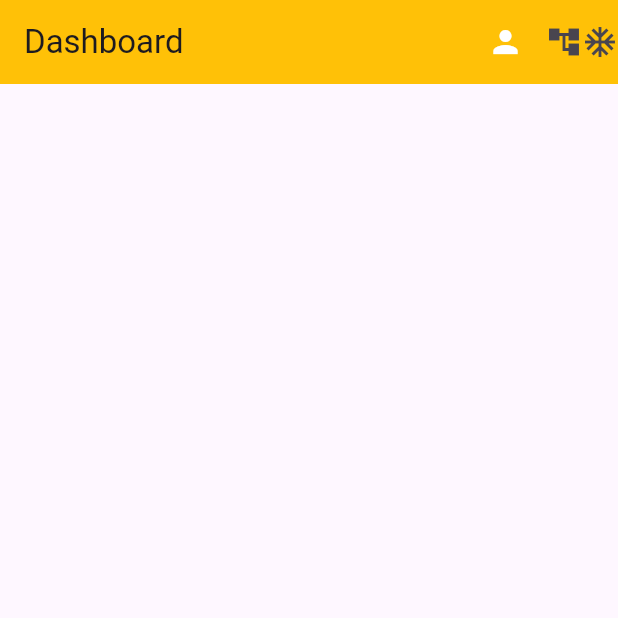
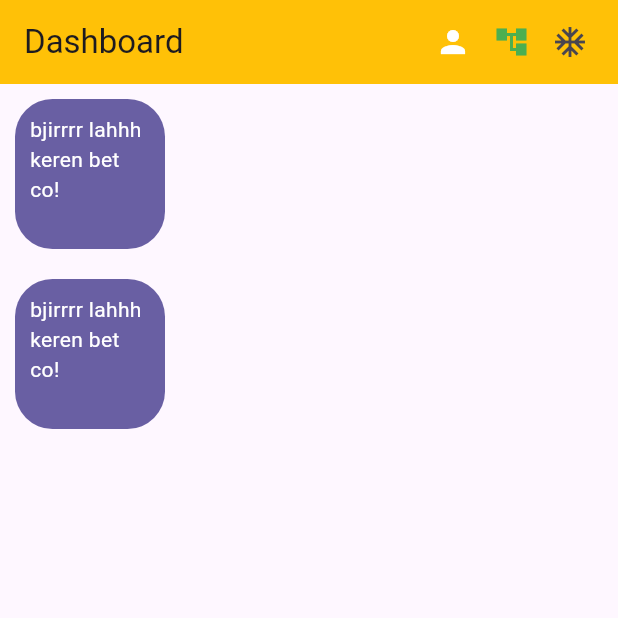
Before and after one commit to dwiilhammaulana/perulangan_container, a Flutter app: the screen it shows after launch, on a phone screen of 412 x 824 dp, the top half of it. Run offline on Flutter 3.47's test engine with Material 3 defaults, Android fonts, the phone set to English and light mode, and no system bars.

Commit message:
2 container

```diff
--- a/lib/main.dart
+++ b/lib/main.dart
@@ -30,18 +30,44 @@
         actions: const [
           Icon(Icons.person, color: Colors.white),
           SizedBox(width: 15),
-          Icon(Icons.account_tree),
-          Icon(Icons.ac_unit)
+          Icon(Icons.account_tree, color: Colors.green,),
+          SizedBox(width: 15),
+          Icon(Icons.ac_unit),
+          SizedBox(width: 20)
         ],
       ),
-      body: SingleChildScrollView(
-        child: Container(
-          padding: const EdgeInsets.all(20.0),
-          child: const Column(
-            children: [],
-          ),
-        ),
+      body: Column(children: [
+Container(
+        width: 100,
+        height: 100,
+        alignment: Alignment.topCenter,
+        margin: EdgeInsets.all(10),
+        padding: EdgeInsets.all(10),
+      decoration: BoxDecoration(
+        color: const Color.fromARGB(255, 105, 95, 163),
+        borderRadius: BorderRadius.circular(25),
       ),
+        child: Text("bjirrrr lahhh keren bet co!",style: TextStyle(color: Colors.white),),
+
+      ),
+      Container(
+        width: 100,
+        height: 100,
+        alignment: Alignment.topCenter,
+        margin: EdgeInsets.all(10),
+        padding: EdgeInsets.all(10),
+      decoration: BoxDecoration(
+        color: const Color.fromARGB(255, 105, 95, 163),
+        borderRadius: BorderRadius.circular(25),
+      ),
+        child: Text("bjirrrr lahhh keren bet co!",style: TextStyle(color: Colors.white),),
+
+      ),
+      ],)
+
+
+
+
     );
   }
 }
```
